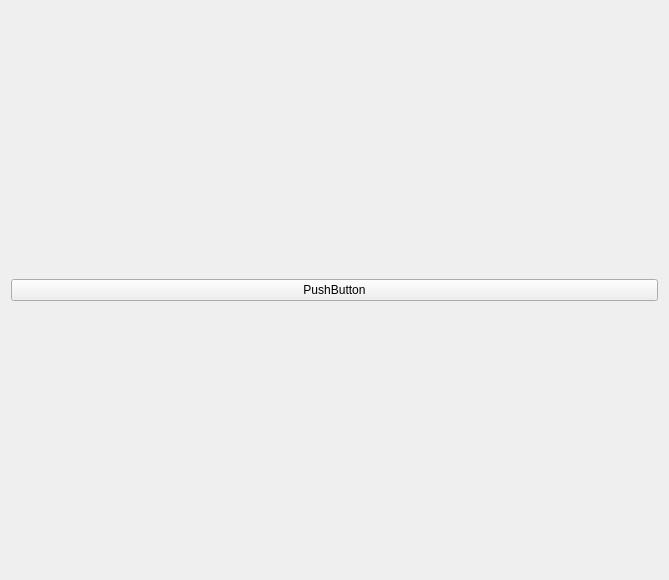
alex1701c/linux_detect_tablet_mode, file kde/kcm/kcm.ui: the form before one commit.
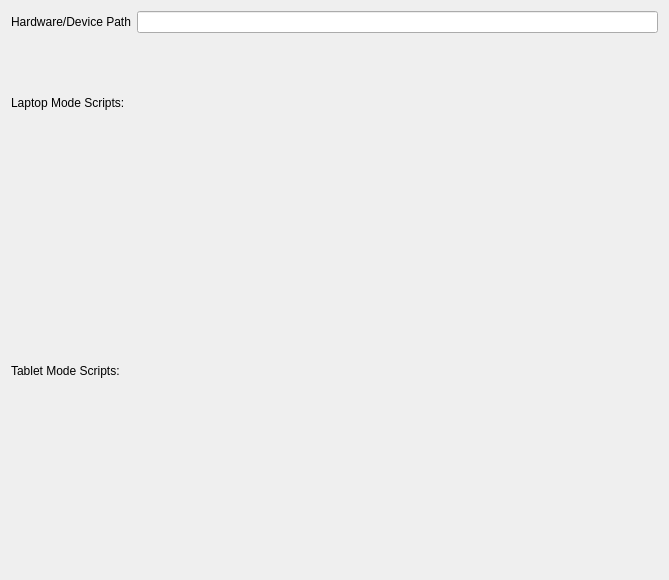
The form after the commit. Custom widgets are drawn as their Qt base class.

Diff of the .ui file:
```diff
--- a/kde/kcm/kcm.ui
+++ b/kde/kcm/kcm.ui
@@ -19,14 +19,56 @@
   </property>
   <layout class="QVBoxLayout" name="verticalLayout">
    <item>
-    <widget class="QPushButton" name="pushButton">
-     <property name="text">
-      <string>PushButton</string>
-     </property>
-    </widget>
+    <layout class="QHBoxLayout" name="horizontalLayout">
+     <item>
+      <widget class="QLabel" name="label">
+       <property name="text">
+        <string>Hardware/Device Path</string>
+       </property>
+      </widget>
+     </item>
+     <item>
+      <widget class="QLineEdit" name="deviceLineEdit"/>
+     </item>
+    </layout>
+   </item>
+   <item>
+    <layout class="QHBoxLayout" name="horizontalLayout_2">
+     <item>
+      <layout class="QVBoxLayout" name="verticalLayout_2">
+       <item>
+        <widget class="QLabel" name="label_2">
+         <property name="text">
+          <string>Laptop Mode Scripts:</string>
+         </property>
+        </widget>
+       </item>
+       <item>
+        <widget class="KEditListWidget" name="laptopModeScripts"/>
+       </item>
+       <item>
+        <widget class="QLabel" name="label_3">
+         <property name="text">
+          <string>Tablet Mode Scripts:</string>
+         </property>
+        </widget>
+       </item>
+       <item>
+        <widget class="KEditListWidget" name="tabletModeScripts"/>
+       </item>
+      </layout>
+     </item>
+    </layout>
    </item>
   </layout>
  </widget>
+ <customwidgets>
+  <customwidget>
+   <class>KEditListWidget</class>
+   <extends>QWidget</extends>
+   <header>keditlistwidget.h</header>
+  </customwidget>
+ </customwidgets>
  <resources/>
  <connections/>
 </ui>
```
